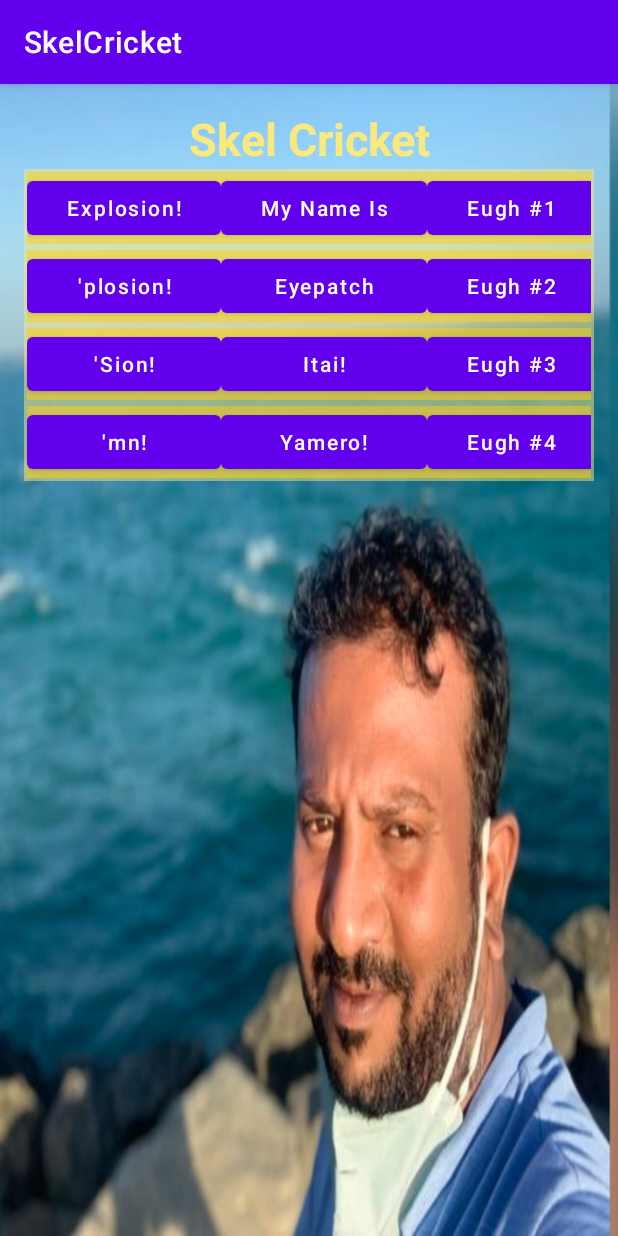
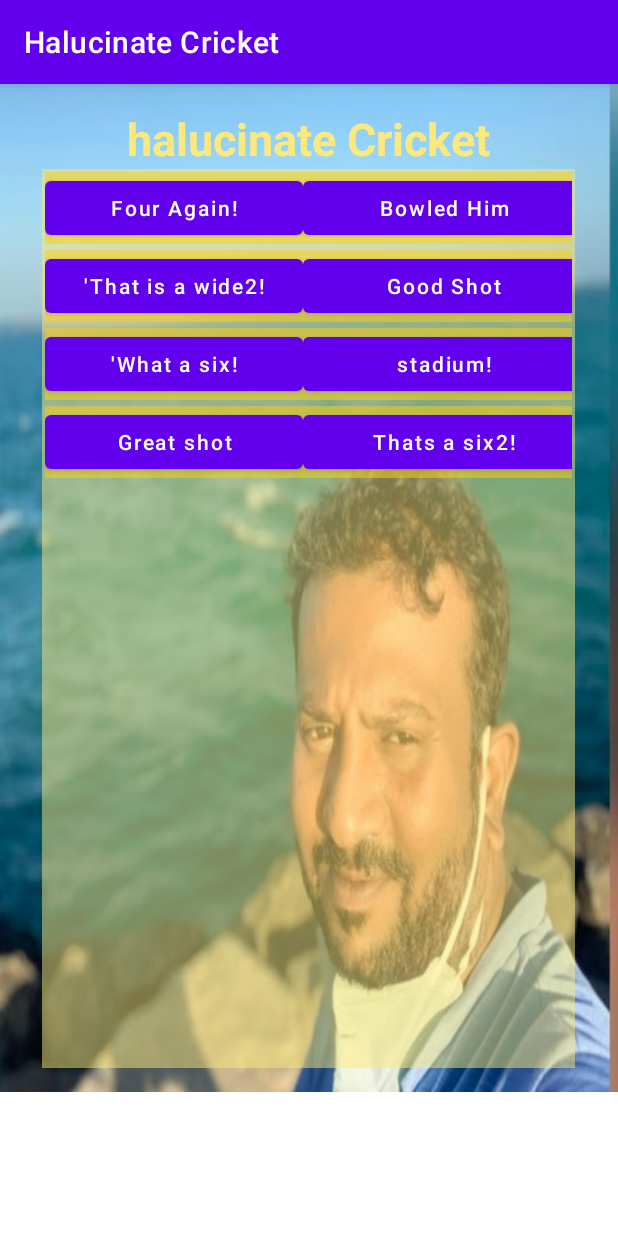
Before and after one commit to tharani29/SkelCricket, an Android app: the screen it shows after launch (MainActivity), on a phone screen of 412 x 824 dp. Run offline under Robolectric (Android 15) with nearby library versions, the phone set to English and light mode, and no system bars.

Commit message:
renamed the button mapping the audio java class for audio loop

```diff
--- a/app/src/main/AndroidManifest.xml
+++ b/app/src/main/AndroidManifest.xml
@@ -18,6 +18,7 @@
                 <category android:name="android.intent.category.LAUNCHER" />
             </intent-filter>
         </activity>
+        <service android:name=".BackgroundSoundService" />
     </application>
 
 </manifest>
--- a/app/src/main/java/com/skel/sound/MainActivity.java
+++ b/app/src/main/java/com/skel/sound/MainActivity.java
@@ -1,6 +1,7 @@
 package com.skel.sound;
 
 import android.content.Context;
+import android.content.Intent;
 import android.media.MediaPlayer;
 import android.os.Bundle;
 import android.view.View;
@@ -24,6 +25,8 @@ public class MainActivity extends AppCompatActivity {
     private Button sbButton12;
     private MediaPlayer mp = new MediaPlayer();
 
+
+
     private View.OnClickListener respondToClick = new View.OnClickListener() {
         @Override
         public void onClick(View v) {
@@ -33,57 +36,57 @@ public class MainActivity extends AppCompatActivity {
 
             switch (v.getId()) {
                 case R.id.sb_btn1:
-                    mp = MediaPlayer.create(context, R.raw.explosion);
+                    mp = MediaPlayer.create(context, R.raw.fouragain);
                     mp.setVolume(100,100);
                     mp.start();
 
                     break;
                 case R.id.sb_btn2:
-                    mp = MediaPlayer.create(context, R.raw.name);
+                    mp = MediaPlayer.create(context, R.raw.bowledhim);
                     mp.start();
 
                     break;
-                case R.id.sb_btn3:
-                    mp = MediaPlayer.create(context, R.raw.eugh1);
-                    mp.start();
-                    break;
+               // case R.id.sb_btn3:
+                 //   mp = MediaPlayer.create(context, R.raw.greatshot);
+                   // mp.start();
+                   // break;
                 case R.id.sb_btn4:
-                    mp = MediaPlayer.create(context, R.raw.plosion);
+                    mp = MediaPlayer.create(context, R.raw.thatisawide2);
                     mp.start();
                     break;
                 case R.id.sb_btn5:
-                    mp = MediaPlayer.create(context, R.raw.pull);
+                    mp = MediaPlayer.create(context, R.raw.thatsagoodshot);
                     mp.start();
                     break;
 
-                case R.id.sb_btn6:
-                    mp = MediaPlayer.create(context, R.raw.eugh2);
+               // case R.id.sb_btn6:
+               //     mp = MediaPlayer.create(context, R.raw.thatsasix2);
+               //     mp.start();
+              //      break;
+                case R.id.sb_btn7:
+                    mp = MediaPlayer.create(context, R.raw.whatasix);
                     mp.start();
                     break;
-                case R.id.sb_btn7:
-                    mp = MediaPlayer.create(context, R.raw.sion);
-                    mp.start();
-                    break;
-                case R.id.sb_btn8:
-                    mp = MediaPlayer.create(context, R.raw.itai);
-                    mp.start();
-                    break;
-                case R.id.sb_btn9:
-                    mp = MediaPlayer.create(context, R.raw.eugh3);
-                    mp.start();
-                    break;
+               // case R.id.sb_btn8:
+                 //   mp = MediaPlayer.create(context, R.raw.stadium);
+                  //  mp.start();
+                   // break;
+              //  case R.id.sb_btn9:
+               //     mp = MediaPlayer.create(context, R.raw.eugh3);
+               //     mp.start();
+               //     break;
                 case R.id.sb_btn10:
-                    mp = MediaPlayer.create(context, R.raw.n);
+                    mp = MediaPlayer.create(context, R.raw.greatshot);
                     mp.start();
                     break;
                 case R.id.sb_btn11:
-                    mp = MediaPlayer.create(context, R.raw.yamero);
+                    mp = MediaPlayer.create(context, R.raw.thatsasix2);
                     mp.start();
                     break;
-                case R.id.sb_btn12:
-                    mp = MediaPlayer.create(context, R.raw.eugh4);
-                    mp.start();
-                    break;
+               // case R.id.sb_btn12:
+               //     mp = MediaPlayer.create(context, R.raw.eugh4);
+                //    mp.start();
+               //     break;
             }
         }
     };
@@ -93,31 +96,36 @@ public class MainActivity extends AppCompatActivity {
         super.onCreate(savedInstanceState);
         setContentView(R.layout.activity_main);
         //AppRater.app_launched(this);
-        sbButton1 = (Button)findViewById(R.id.sb_btn1);
-        sbButton2 = (Button)findViewById(R.id.sb_btn2);
-        sbButton3 = (Button)findViewById(R.id.sb_btn3);
-        sbButton4 = (Button)findViewById(R.id.sb_btn4);
-        sbButton5 = (Button)findViewById(R.id.sb_btn5);
-        sbButton6 = (Button)findViewById(R.id.sb_btn6);
-        sbButton7 = (Button)findViewById(R.id.sb_btn7);
-        sbButton8 = (Button)findViewById(R.id.sb_btn8);
-        sbButton9 = (Button)findViewById(R.id.sb_btn9);
-        sbButton10 = (Button)findViewById(R.id.sb_btn10);
-        sbButton11= (Button)findViewById(R.id.sb_btn11);
-        sbButton12 = (Button)findViewById(R.id.sb_btn12);
+        sbButton1 = (Button) findViewById(R.id.sb_btn1);
+        sbButton2 = (Button) findViewById(R.id.sb_btn2);
+        // sbButton3 = (Button)findViewById(R.id.sb_btn3);
+        sbButton4 = (Button) findViewById(R.id.sb_btn4);
+        sbButton5 = (Button) findViewById(R.id.sb_btn5);
+        // sbButton6 = (Button)findViewById(R.id.sb_btn6);
+        sbButton7 = (Button) findViewById(R.id.sb_btn7);
+       // sbButton8 = (Button) findViewById(R.id.sb_btn8);
+        //  sbButton9 = (Button)findViewById(R.id.sb_btn9);
+        sbButton10 = (Button) findViewById(R.id.sb_btn10);
+        sbButton11 = (Button) findViewById(R.id.sb_btn11);
+        // sbButton12 = (Button)findViewById(R.id.sb_btn12);
 
         sbButton1.setOnClickListener(respondToClick);
         sbButton2.setOnClickListener(respondToClick);
-        sbButton3.setOnClickListener(respondToClick);
+        // sbButton3.setOnClickListener(respondToClick);
         sbButton4.setOnClickListener(respondToClick);
         sbButton5.setOnClickListener(respondToClick);
-        sbButton6.setOnClickListener(respondToClick);
+        //  sbButton6.setOnClickListener(respondToClick);
         sbButton7.setOnClickListener(respondToClick);
-        sbButton8.setOnClickListener(respondToClick);
-        sbButton9.setOnClickListener(respondToClick);
+       // sbButton8.setOnClickListener(respondToClick);
+        //  sbButton9.setOnClickListener(respondToClick);
         sbButton10.setOnClickListener(respondToClick);
         sbButton11.setOnClickListener(respondToClick);
-        sbButton12.setOnClickListener(respondToClick);
+        // sbButton12.setOnClickListener(respondToClick);
     }
+        public void PlayBackgroundSound (View view){
+            Intent intent = new Intent(MainActivity.this, BackgroundSoundService.class);
+            startService(intent);
+        }
+
 
 }
--- a/app/src/main/res/layout/activity_main.xml
+++ b/app/src/main/res/layout/activity_main.xml
@@ -1,24 +1,23 @@
 <?xml version="1.0" encoding="utf-8"?>
-<RelativeLayout
-    xmlns:android="http://schemas.android.com/apk/res/android"
+<RelativeLayout xmlns:android="http://schemas.android.com/apk/res/android"
     xmlns:app="http://schemas.android.com/apk/res-auto"
     xmlns:tools="http://schemas.android.com/tools"
     android:id="@+id/activity_main"
-    android:layout_width="match_parent"
-    android:layout_height="match_parent"
+    android:layout_width="fill_parent"
+    android:layout_height="wrap_content"
+    android:background="@drawable/background"
+    android:paddingLeft="@dimen/activity_horizontal_margin"
+    android:paddingTop="@dimen/activity_vertical_margin"
+    android:paddingRight="@dimen/activity_horizontal_margin"
     android:paddingBottom="@dimen/activity_vertical_margin"
-    android:paddingLeft="@dimen/activity_horizontal_margin"
-    android:paddingRight="@dimen/activity_horizontal_margin"
-    android:paddingTop="@dimen/activity_vertical_margin"
-    tools:context="com.skel.sound.MainActivity"
-    android:background="@drawable/background">
+    tools:context="com.skel.sound.MainActivity">
 
     <TextView
         android:id="@+id/activity_main_tv_title"
         android:layout_width="wrap_content"
         android:layout_height="wrap_content"
         android:layout_centerHorizontal="true"
-        android:text="Skel Cricket"
+        android:text="halucinate Cricket"
         android:textAlignment="center"
         android:textColor="#fce97e"
         android:textSize="30dp"
@@ -26,128 +25,108 @@
 
     <TableLayout
         android:id="@+id/activity_main_table1"
-        android:layout_width="match_parent"
-        android:layout_height="wrap_content"
+        android:layout_width="355dp"
+        android:layout_height="599dp"
+        android:layout_below="@id/activity_main_tv_title"
         android:layout_centerHorizontal="true"
         android:background="#80fce97e"
-        android:stretchColumns="*"
 
-        android:layout_below="@id/activity_main_tv_title">
+        android:stretchColumns="*">
 
         <TableRow
             android:layout_width="match_parent"
             android:layout_height="match_parent"
-            android:background="#80FDD017"
-            android:layout_margin="2dp" >
+            android:layout_margin="2dp"
+            android:background="#80FDD017">
 
             <Button
-                android:textAllCaps="false"
-                android:text="Explosion!"
+                android:id="@+id/sb_btn1"
                 android:layout_width="wrap_content"
                 android:layout_height="wrap_content"
-                android:id="@+id/sb_btn1"/>
+                android:layout_weight="0"
+                android:text="Four Again!"
+                android:textAllCaps="false"
+                android:visibility="visible" />
 
             <Button
-                android:textAllCaps="false"
-                android:text="My Name Is"
-                android:layout_width="wrap_content"
+                android:id="@+id/sb_btn2"
+                android:layout_width="188dp"
                 android:layout_height="wrap_content"
-                android:id="@+id/sb_btn2"/>
+                android:text="Bowled Him"
+                android:textAllCaps="false" />
 
-            <Button
-                android:textAllCaps="false"
-                android:text="Eugh #1"
-                android:layout_width="wrap_content"
-                android:layout_height="wrap_content"
-                android:id="@+id/sb_btn3"/>
-
-        </TableRow>
-
-        <TableRow
-            android:textAllCaps="false"
-            android:layout_width="match_parent"
-            android:layout_height="match_parent"
-            android:background="#80FDD017"
-            android:layout_margin="2dp" >
-
-            <Button
-                android:textAllCaps="false"
-                android:text="'plosion!"
-                android:layout_width="wrap_content"
-                android:layout_height="wrap_content"
-                android:id="@+id/sb_btn4"/>
-
-            <Button
-                android:textAllCaps="false"
-                android:text="Eyepatch"
-                android:layout_width="wrap_content"
-                android:layout_height="wrap_content"
-                android:id="@+id/sb_btn5"/>
-
-            <Button
-                android:textAllCaps="false"
-                android:text="Eugh #2"
-                android:layout_width="wrap_content"
-                android:layout_height="wrap_content"
-                android:id="@+id/sb_btn6"/>
 
         </TableRow>
 
         <TableRow
             android:layout_width="match_parent"
             android:layout_height="match_parent"
+            android:layout_margin="2dp"
             android:background="#80FDD017"
-            android:layout_margin="2dp" >
+            android:textAllCaps="false">
 
             <Button
-                android:textAllCaps="false"
-                android:text="'Sion!"
+                android:id="@+id/sb_btn4"
+                android:layout_width="172dp"
+                android:layout_height="wrap_content"
+                android:text="'That is a wide2!"
+                android:textAllCaps="false" />
+
+            <Button
+                android:id="@+id/sb_btn5"
                 android:layout_width="wrap_content"
                 android:layout_height="wrap_content"
-                android:id="@+id/sb_btn7"/>
+                android:text="Good Shot"
+                android:textAllCaps="false" />
 
-            <Button
-                android:textAllCaps="false"
-                android:text="Itai!"
-                android:layout_width="wrap_content"
-                android:layout_height="wrap_content"
-                android:id="@+id/sb_btn8"/>
-
-            <Button
-                android:textAllCaps="false"
-                android:text="Eugh #3"
-                android:layout_width="wrap_content"
-                android:layout_height="wrap_content"
-                android:id="@+id/sb_btn9"/>
 
         </TableRow>
 
         <TableRow
             android:layout_width="match_parent"
             android:layout_height="match_parent"
+            android:layout_margin="2dp"
             android:background="#80FDD017"
-            android:layout_margin="2dp" >
+            android:orientation="vertical">
 
             <Button
-                android:textAllCaps="false"
-                android:text="'mn!"
+                android:id="@+id/sb_btn7"
                 android:layout_width="wrap_content"
                 android:layout_height="wrap_content"
-                android:id="@+id/sb_btn10"/>
+                android:text="'What a six!"
+                android:textAllCaps="false" />
 
             <Button
-                android:textAllCaps="false"
-                android:text="Yamero!"
+                android:onClick="PlayBackgroundSound"
+                android:id="@+id/sb_btn8"
                 android:layout_width="wrap_content"
                 android:layout_height="wrap_content"
-                android:id="@+id/sb_btn11"/>
+                android:text="stadium!"
+                android:textAllCaps="false" />
+
+
+        </TableRow>
+
+        <TableRow
+            android:layout_width="wrap_content"
+            android:layout_height="103dp"
+            android:layout_margin="2dp"
+            android:background="#80FDD017">
 
             <Button
-                android:textAllCaps="false"
-                android:text="Eugh #4"
+                android:id="@+id/sb_btn10"
                 android:layout_width="wrap_content"
                 android:layout_height="wrap_content"
-                android:id="@+id/sb_btn12"/>
+                android:text="Great shot"
+                android:textAllCaps="false" />
+
+            <Button
+                android:id="@+id/sb_btn11"
+                android:layout_width="wrap_content"
+                android:layout_height="wrap_content"
+                android:text="Thats a six2!"
+                android:textAllCaps="false" />
+
 
         </TableRow>
     </TableLayout>
--- a/app/src/main/res/values/strings.xml
+++ b/app/src/main/res/values/strings.xml
@@ -1,3 +1,3 @@
 <resources>
-    <string name="app_name">SkelCricket</string>
+    <string name="app_name">Halucinate Cricket</string>
 </resources>
```
